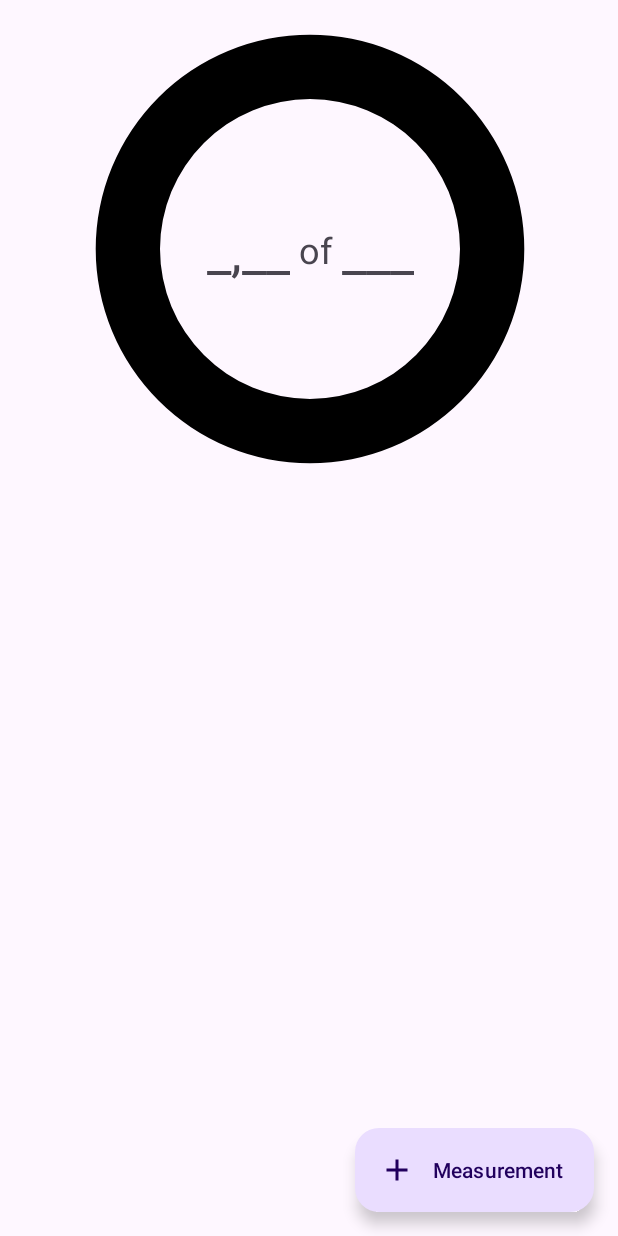
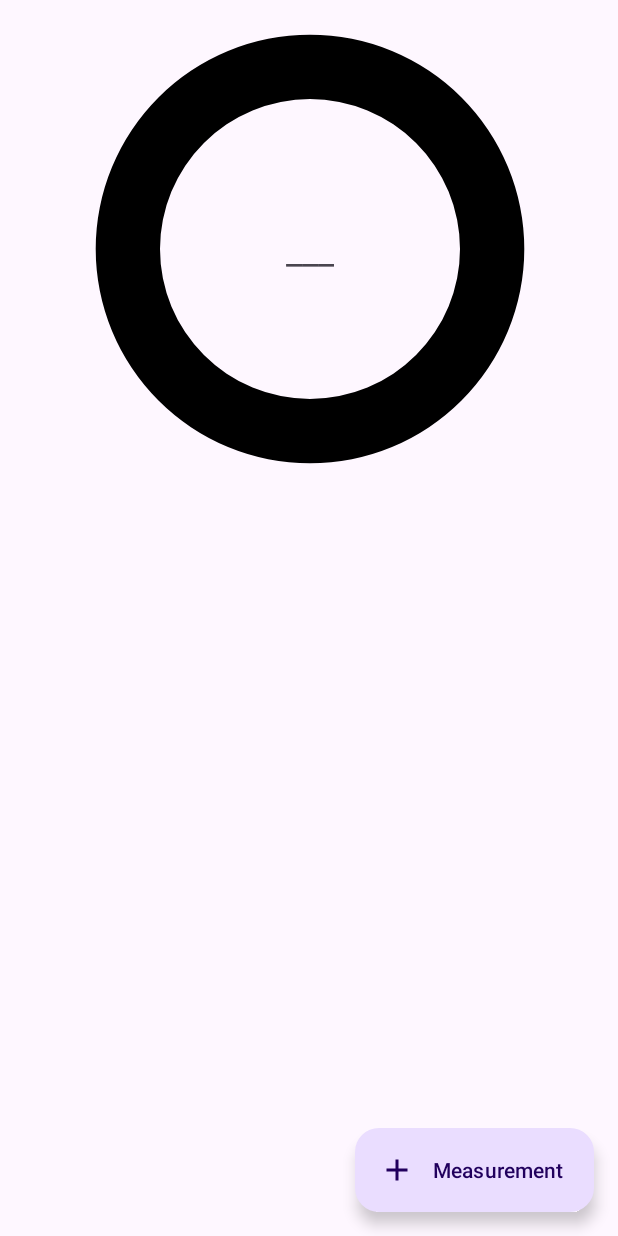
Before and after one commit to mike1shef/Goal, an Android app: the layout fragment_habbit_details_fragment.xml on its own in the app's theme, with its tools: preview values and no code run, on a phone screen of 412 x 824 dp. Run offline under Robolectric (Android 15) with nearby library versions, the phone set to English and light mode, and no system bars.

Commit message:
Added calculations and Add goal

```diff
--- a/app/src/main/java/com/msha/goal/HomeFragment.kt
+++ b/app/src/main/java/com/msha/goal/HomeFragment.kt
@@ -25,6 +25,7 @@ class HomeFragment : Fragment() {
         _binding = FragmentHomeBinding.inflate(inflater,container, false)
         val vm = ViewModelProvider(requireActivity())[MainViewModel::class.java]
         val adapter = RecyclerAdapter() {
+            vm.currentGoal.postValue(it.name)
             findNavController().navigate(R.id.action_homeFragment_to_habitDetailsFragment)
         }
 
--- a/app/src/main/java/com/msha/goal/RecyclerAdapter.kt
+++ b/app/src/main/java/com/msha/goal/RecyclerAdapter.kt
@@ -1,6 +1,7 @@
 package com.msha.goal
 
 import android.content.Context
+import android.os.Bundle
 import android.view.LayoutInflater
 import android.view.View
 import android.view.ViewGroup
--- a/app/src/main/res/layout/fragment_habbit_details_fragment.xml
+++ b/app/src/main/res/layout/fragment_habbit_details_fragment.xml
@@ -1,23 +1,11 @@
 <?xml version="1.0" encoding="utf-8"?>
-<androidx.constraintlayout.widget.ConstraintLayout xmlns:android="http://schemas.android.com/apk/res/android"
+<androidx.constraintlayout.widget.ConstraintLayout
+    xmlns:android="http://schemas.android.com/apk/res/android"
     xmlns:app="http://schemas.android.com/apk/res-auto"
     xmlns:tools="http://schemas.android.com/tools"
     android:layout_width="match_parent"
     android:layout_height="match_parent"
     tools:context=".HabitDetailsFragment">
-
-    <!--    <LinearLayout-->
-    <!--        android:id="@+id/linearLayout"-->
-    <!--        style="@style/MaterialAlertDialog.Material3.Title.Text"-->
-    <!--        android:layout_width="match_parent"-->
-    <!--        android:layout_height="wrap_content"-->
-    <!--        android:gravity="center_horizontal"-->
-    <!--        android:orientation="horizontal"-->
-    <!--        android:padding="32dp"-->
-    <!--        app:layout_constraintEnd_toEndOf="parent"-->
-    <!--        app:layout_constraintStart_toStartOf="parent"-->
-    <!--        app:layout_constraintTop_toTopOf="parent">-->
-    <!--    </LinearLayout>-->
 
     <ProgressBar
         android:id="@+id/progress_bar"
@@ -34,52 +22,16 @@
         app:layout_constraintTop_toTopOf="parent" />
 
     <TextView
-        android:id="@+id/current_progress_text"
-        android:layout_width="wrap_content"
-        android:layout_height="wrap_content"
-        android:text="_,__"
-        android:textSize="36sp"
-        app:layout_constraintBottom_toBottomOf="@+id/progress_bar"
-        app:layout_constraintEnd_toStartOf="@id/text_divider"
-        app:layout_constraintStart_toStartOf="@+id/progress_bar"
-        app:layout_constraintTop_toTopOf="@+id/progress_bar" />
-
-    <TextView
-        android:id="@+id/text_divider"
-        android:layout_width="wrap_content"
-        android:layout_height="wrap_content"
-        android:text=" of "
-        android:textSize="24sp"
-        app:layout_constraintBottom_toBottomOf="@+id/progress_bar"
-        app:layout_constraintEnd_toStartOf="@+id/current_goal_text"
-        app:layout_constraintStart_toEndOf="@+id/current_progress_text"
-        app:layout_constraintTop_toTopOf="@+id/progress_bar" />
-
-    <TextView
         android:id="@+id/current_goal_text"
         android:layout_width="wrap_content"
         android:layout_height="wrap_content"
         android:text="___"
-        android:textSize="36sp"
+        android:textSize="24sp"
         app:layout_constraintBottom_toBottomOf="@+id/progress_bar"
         app:layout_constraintEnd_toEndOf="@+id/progress_bar"
-        app:layout_constraintStart_toEndOf="@id/text_divider"
-        app:layout_constraintTop_toTopOf="@+id/progress_bar" />
-
-    <!--    <com.google.android.material.card.MaterialCardView-->
-    <!--        android:id="@+id/percent_of_completed"-->
-    <!--        android:layout_width="wrap_content"-->
-    <!--        app:layout_constraintTop_toBottomOf="@id/progress_bar"-->
-    <!--        app:layout_constraintEnd_toEndOf="parent"-->
-    <!--        app:layout_constraintStart_toStartOf="parent"-->
-    <!--        android:layout_height="wrap_content">-->
-
-    <!--        <TextView-->
-
-    <!--            android:layout_width="wrap_content"-->
-    <!--            android:layout_height="wrap_content"-->
-    <!--            />-->
-
+        app:layout_constraintStart_toStartOf="@id/progress_bar"
+        app:layout_constraintTop_toTopOf="@+id/progress_bar"
+        app:layout_constraintVertical_bias="0.5" />
 
     <com.google.android.material.floatingactionbutton.ExtendedFloatingActionButton
         android:id="@+id/add_easurement"
@@ -92,14 +44,4 @@
         app:layout_constraintBottom_toBottomOf="parent"
         app:layout_constraintEnd_toEndOf="parent" />
 
-    <androidx.constraintlayout.helper.widget.Flow
-        android:id="@+id/flow"
-        android:layout_width="wrap_content"
-        android:layout_height="wrap_content"
-        app:layout_constraintTop_toTopOf="@id/progress_bar"
-        app:layout_constraintBottom_toBottomOf="@id/progress_bar"
-        app:layout_constraintStart_toStartOf="@id/progress_bar"
-        app:layout_constraintEnd_toEndOf="@id/progress_bar"
-        app:constraint_referenced_ids="current_progress_text,text_divider,current_goal_text" />
-
 </androidx.constraintlayout.widget.ConstraintLayout>
--- a/app/src/main/res/values/strings.xml
+++ b/app/src/main/res/values/strings.xml
@@ -1,4 +1,3 @@
 <resources>
     <string name="app_name">Goal</string>
-
 </resources>
```
Also changed, not shown: app/src/main/java/com/msha/goal/HabitDetailsFragment.kt (+22 -8 lines), app/src/main/java/com/msha/goal/MainViewModel.kt (+16 -1 lines).
